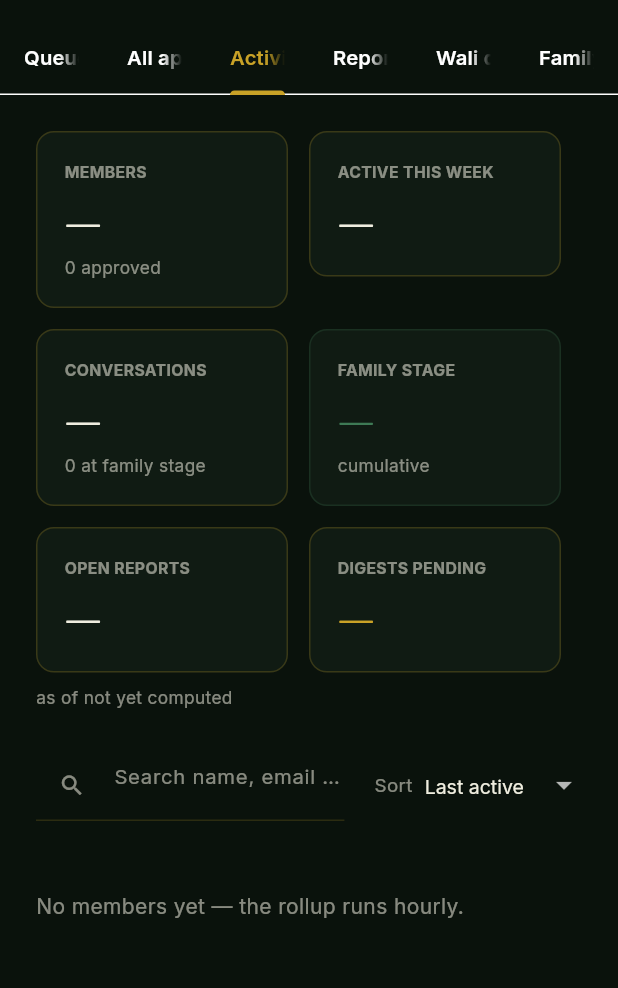
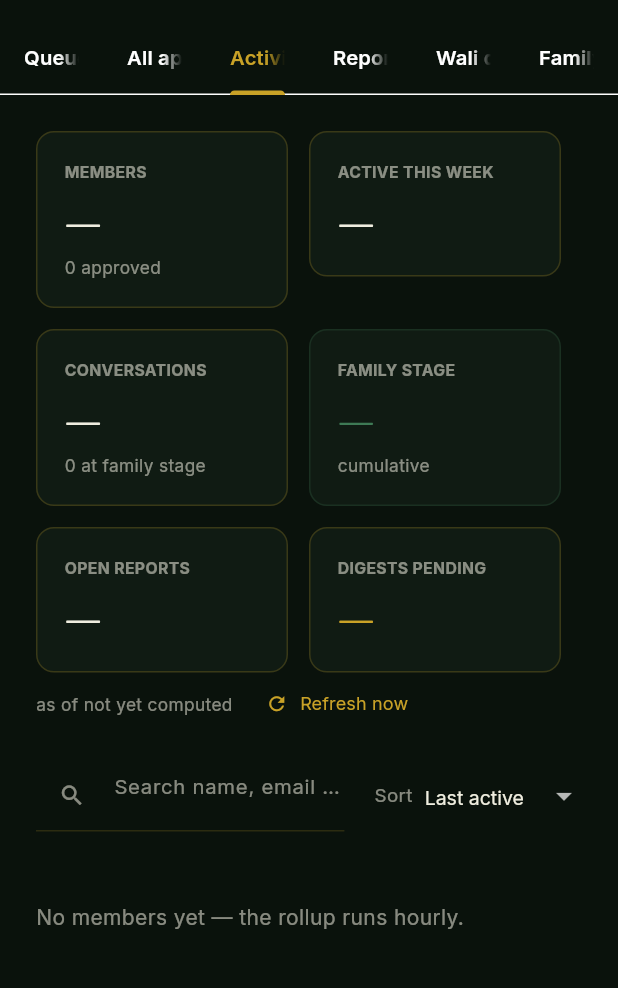
Before and after one commit to connecttopathan-ops/ikhlas, a Flutter app: the ReviewQueueScreen screen opened directly, tab 3 chosen, on a phone screen of 412 x 824 dp, the part 61-1049 px from its top. Run offline on Flutter 3.47's test engine with Material 3 defaults, Android fonts, the phone set to English and light mode, and no system bars; our stand-ins replace cached_network_image, camera, cloud_firestore, cloud_functions, device_info_plus, firebase_auth and 12 more; missing offline and left inert: dart:html; accounts and stored records are empty; statements that could not run were skipped.

Commit message:
Activity: "Refresh now" — recompute the rollup on demand
- refreshMetrics callable (moderator-only) runs the same rollup as the hourly
  computeMetrics (shared runMetricsRollup), so the dashboard can fill instantly
  right after deploy instead of waiting for the top of the hour.
- Activity tab: a "Refresh now" action by the "as of" line, with busy state.

Co-Authored-By: Claude Opus 4.8 <noreply@anthropic.com>
Claude-Session: https://claude.ai/code/session_01TyFXhxbzhWDD7DPpLMVPRe

```diff
--- a/admin/lib/activity.dart
+++ b/admin/lib/activity.dart
@@ -1,4 +1,5 @@
 import 'package:cloud_firestore/cloud_firestore.dart';
+import 'package:cloud_functions/cloud_functions.dart';
 import 'package:flutter/material.dart';
 
 import 'tokens.dart';
@@ -16,6 +17,23 @@ class _ActivityScreenState extends State<ActivityScreen> {
   final _search = TextEditingController();
   String _sort = 'lastActive';
   String _q = '';
+  bool _refreshing = false;
+
+  Future<void> _refresh() async {
+    setState(() => _refreshing = true);
+    try {
+      await FirebaseFunctions.instanceFor(region: 'asia-south1')
+          .httpsCallable('refreshMetrics')
+          .call();
+    } catch (e) {
+      if (mounted) {
+        ScaffoldMessenger.of(context)
+            .showSnackBar(SnackBar(content: Text('Refresh failed: $e')));
+      }
+    } finally {
+      if (mounted) setState(() => _refreshing = false);
+    }
+  }
 
   @override
   Widget build(BuildContext context) {
@@ -63,9 +81,28 @@ class _ActivityScreenState extends State<ActivityScreen> {
           crossAxisAlignment: CrossAxisAlignment.start,
           children: [
             Wrap(spacing: 14, runSpacing: 14, children: tiles),
-            const SizedBox(height: 8),
-            Text('as of ${_fmt(d['updatedAt'])}',
-                style: T.inter(11.5, color: T.muted)),
+            const SizedBox(height: 10),
+            Row(children: [
+              Text('as of ${_fmt(d['updatedAt'])}',
+                  style: T.inter(11.5, color: T.muted)),
+              const SizedBox(width: 14),
+              _refreshing
+                  ? const SizedBox(
+                      width: 14,
+                      height: 14,
+                      child: CircularProgressIndicator(strokeWidth: 2))
+                  : TextButton.icon(
+                      onPressed: _refresh,
+                      icon: Icon(Icons.refresh, size: 15, color: T.gold),
+                      label: Text('Refresh now',
+                          style: T.inter(12, color: T.gold)),
+                      style: TextButton.styleFrom(
+                          padding: const EdgeInsets.symmetric(
+                              horizontal: 8, vertical: 2),
+                          minimumSize: Size.zero,
+                          tapTargetSize: MaterialTapTargetSize.shrinkWrap),
+                    ),
+            ]),
           ],
         );
       },
```
Also changed, not shown: 1 other file.
